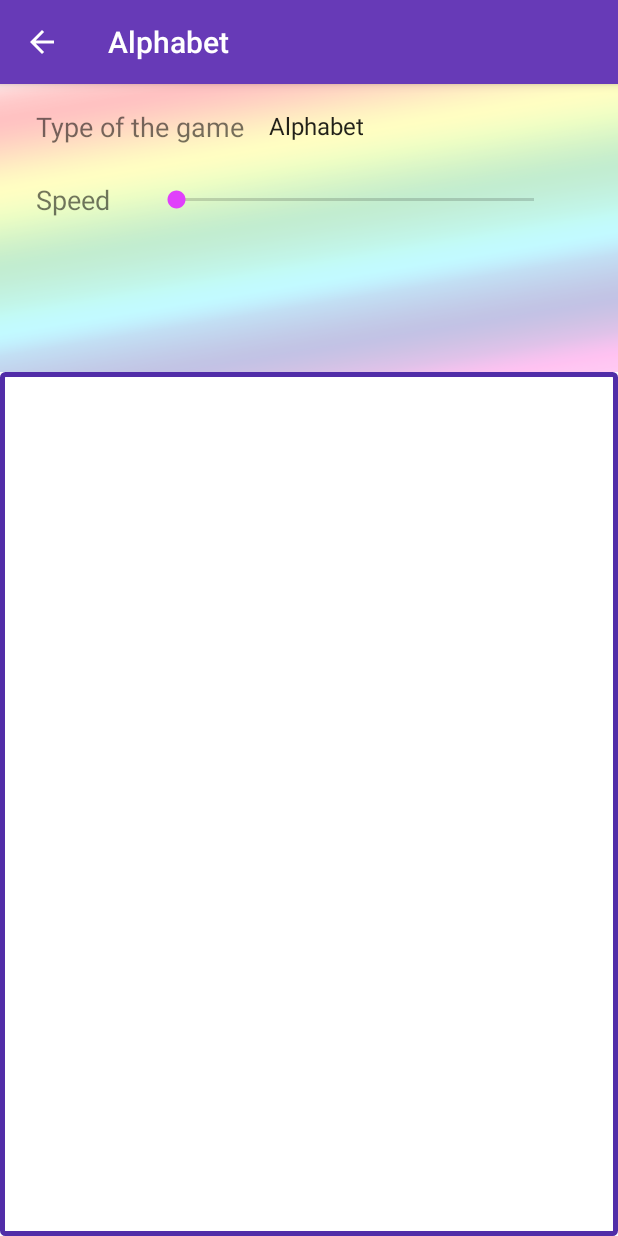
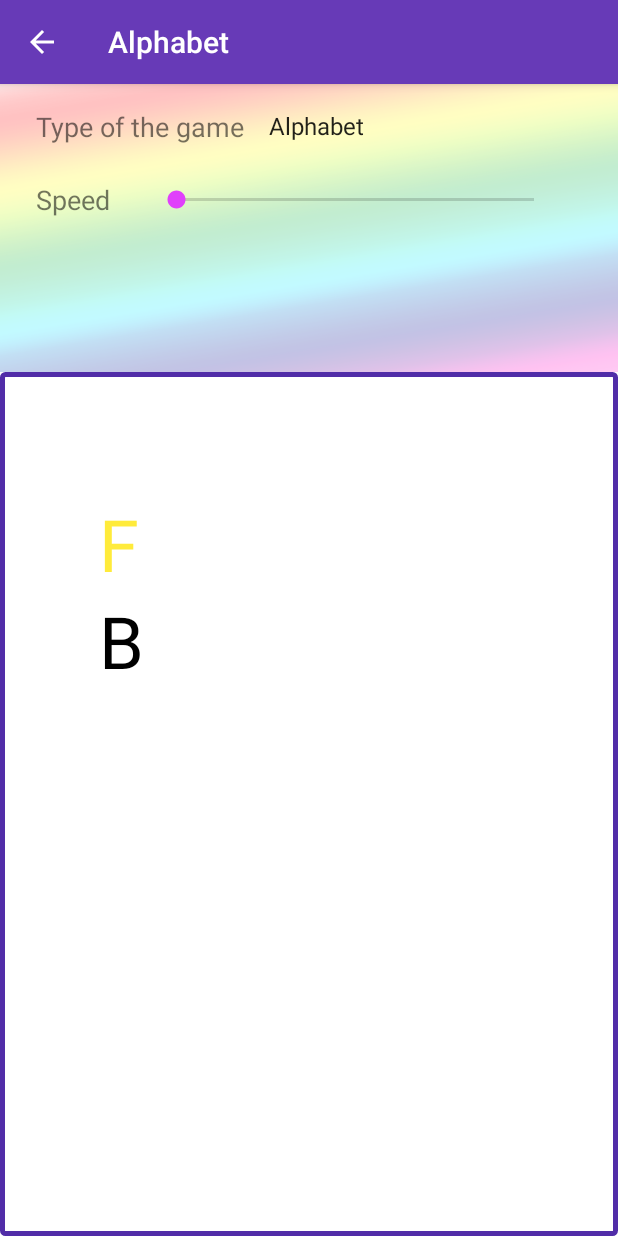
Before and after one commit to oksvik/ColorfulMind, an Android app: the AlphabetActivity screen opened directly, with no data from a screen before it, on a phone screen of 412 x 824 dp. Run offline under Robolectric (Android 15) with nearby library versions, the phone set to English and light mode, and no system bars.

Commit message:
Alphabet activity - working version

```diff
--- a/app/src/main/java/com/dudar/colorfulmind/AlphabetActivity.java
+++ b/app/src/main/java/com/dudar/colorfulmind/AlphabetActivity.java
@@ -19,8 +19,8 @@ import java.util.Random;
 
 public class AlphabetActivity extends AppCompatActivity implements AdapterView.OnItemSelectedListener, SeekBar.OnSeekBarChangeListener {
 
-    TextView rainbowTextView, alphabetLetter0, alphabetLetter1, alphabetLetter2, alphabetLetter3;
-    TextView alphabetRLB1, alphabetRLB2, alphabetRLB3, alphabetRLB4;
+    TextView rainbowTextView, alphabetLetter0, alphabetLetter1, alphabetLetter2, alphabetLetter3,alphabetLetter4;
+    TextView alphabetRLB0, alphabetRLB1, alphabetRLB2, alphabetRLB3,alphabetRLB4;
     Spinner gameTypeSpinner;
     SeekBar speedSeekBar;
 
@@ -38,10 +38,20 @@ public class AlphabetActivity extends AppCompatActivity implements AdapterView.O
     static final int SPEED_SEEKBAR_MAX_VALUE = 4;
     static final int SPEED_SEEKBAR_SIZE = SPEED_SEEKBAR_MAX_VALUE + 1;
 
+    static final int MAX_NUMBER_VALUE = 101;
+
     String[] colorsName;
     int[] colors;
     String[] hands;
+    String[] letters;
     int randomColor, randomName;
+    //int randomNumber;
+    //String randomHand;
+    //String randomLetter;
+
+    TextView[] textViewsNumbersAndLetters;
+    TextView[] textViewsRLBLetters;
+
 
     Random random;
     Handler handler;
@@ -58,6 +68,7 @@ public class AlphabetActivity extends AppCompatActivity implements AdapterView.O
         }
 
         initViews();
+        setLettersTextViewsInvisible();
 
         SharedPreferences prefs = getPreferences(MODE_PRIVATE);
         spinnerPosition = prefs.getInt(GAME_TYPE_SPINNER_KEY, GAME_TYPE_ALPHABET);
@@ -78,6 +89,7 @@ public class AlphabetActivity extends AppCompatActivity implements AdapterView.O
         colorsName = res.getStringArray(R.array.colors_name_array);
         colors = res.getIntArray(R.array.colors_array);
         hands = res.getStringArray(R.array.hands_array);
+        letters = res.getStringArray(R.array.letters_array);
 
         random = new Random();
         handler = new Handler();
@@ -90,26 +102,46 @@ public class AlphabetActivity extends AppCompatActivity implements AdapterView.O
         rainbowTextView.setVisibility(View.INVISIBLE);
 
         alphabetLetter0 = (TextView) findViewById(R.id.textViewLetter0);
-        alphabetLetter0.setVisibility(View.INVISIBLE);
         alphabetLetter1 = (TextView) findViewById(R.id.textViewLetter1);
-        alphabetLetter1.setVisibility(View.INVISIBLE);
         alphabetLetter2 = (TextView) findViewById(R.id.textViewLetter2);
-        alphabetLetter2.setVisibility(View.INVISIBLE);
         alphabetLetter3 = (TextView) findViewById(R.id.textViewLetter3);
-        alphabetLetter3.setVisibility(View.INVISIBLE);
+        alphabetLetter4 = (TextView) findViewById(R.id.textViewLetter4);
 
+        textViewsNumbersAndLetters = new TextView[5];
+        textViewsNumbersAndLetters[0] = alphabetLetter0;
+        textViewsNumbersAndLetters[1] = alphabetLetter1;
+        textViewsNumbersAndLetters[2] = alphabetLetter2;
+        textViewsNumbersAndLetters[3] = alphabetLetter3;
+        textViewsNumbersAndLetters[4] = alphabetLetter4;
+
+        alphabetRLB0 = (TextView) findViewById(R.id.textViewRLB0);
         alphabetRLB1 = (TextView) findViewById(R.id.textViewRLB1);
-        alphabetRLB1.setVisibility(View.INVISIBLE);
         alphabetRLB2 = (TextView) findViewById(R.id.textViewRLB2);
-        alphabetRLB2.setVisibility(View.INVISIBLE);
         alphabetRLB3 = (TextView) findViewById(R.id.textViewRLB3);
-        alphabetRLB3.setVisibility(View.INVISIBLE);
         alphabetRLB4 = (TextView) findViewById(R.id.textViewRLB4);
-        alphabetRLB4.setVisibility(View.INVISIBLE);
-
+        textViewsRLBLetters = new TextView[5];
+        textViewsRLBLetters[0] = alphabetRLB0;
+        textViewsRLBLetters[1] = alphabetRLB1;
+        textViewsRLBLetters[2] = alphabetRLB2;
+        textViewsRLBLetters[3] = alphabetRLB3;
+        textViewsRLBLetters[4] = alphabetRLB4;
 
         gameTypeSpinner = (Spinner) findViewById(R.id.spinner);
         speedSeekBar = (SeekBar) findViewById(R.id.speedSeekBar);
+    }
+
+    private void setLettersTextViewsInvisible() {
+        alphabetLetter0.setVisibility(View.INVISIBLE);
+        alphabetLetter1.setVisibility(View.INVISIBLE);
+        alphabetLetter2.setVisibility(View.INVISIBLE);
+        alphabetLetter3.setVisibility(View.INVISIBLE);
+        alphabetLetter4.setVisibility(View.INVISIBLE);
+
+        alphabetRLB0.setVisibility(View.INVISIBLE);
+        alphabetRLB1.setVisibility(View.INVISIBLE);
+        alphabetRLB2.setVisibility(View.INVISIBLE);
+        alphabetRLB3.setVisibility(View.INVISIBLE);
+        alphabetRLB4.setVisibility(View.INVISIBLE);
     }
 
     @Override
@@ -134,7 +166,7 @@ public class AlphabetActivity extends AppCompatActivity implements AdapterView.O
     };
 
     private void changeRainbowText() {
-        //Log.i("runnable", "rainbow");
+        setLettersTextViewsInvisible();
 
         randomName = random.nextInt(colorsName.length);
         randomColor = random.nextInt(colors.length);
@@ -155,6 +187,13 @@ public class AlphabetActivity extends AppCompatActivity implements AdapterView.O
     };
 
     private void changeAlphabetLetters() {
+        String randomLetter, randomHand;
+
+        setLettersTextViewsInvisible();
+
+        randomLetter = letters[random.nextInt(letters.length)];
+        randomHand = hands[random.nextInt(hands.length)];
+        showLettersNumbers(randomLetter,randomHand);
 
     }
 
@@ -168,7 +207,28 @@ public class AlphabetActivity extends AppCompatActivity implements AdapterView.O
     };
 
     private void changeNumbers() {
+        int randomNumber;
+        String randomHand;
 
+        setLettersTextViewsInvisible();
+
+        randomNumber = random.nextInt(MAX_NUMBER_VALUE);
+        randomHand = hands[random.nextInt(hands.length)];
+        //Log.i("randon number", String.valueOf(randomNumber));
+        //Log.i("randon hand", randomHand);
+
+        showLettersNumbers(String.valueOf(randomNumber),randomHand);
+
+    }
+
+    private void showLettersNumbers(String topTextViewValue, String bottomTextViewValue) {
+        int randTag = random.nextInt(5);
+        textViewsNumbersAndLetters[randTag].setVisibility(View.VISIBLE);
+        textViewsNumbersAndLetters[randTag].setText(topTextViewValue);
+        textViewsNumbersAndLetters[randTag].setTextColor(colors[random.nextInt(colors.length)]);
+        textViewsRLBLetters[randTag].setVisibility(View.VISIBLE);
+        textViewsRLBLetters[randTag].setText(bottomTextViewValue);
+        textViewsRLBLetters[randTag].setTextColor(colors[random.nextInt(colors.length)]);
     }
 
     private void startRepeatingTask(int gameType) {
@@ -264,7 +324,7 @@ public class AlphabetActivity extends AppCompatActivity implements AdapterView.O
     }
 
     private void calculateSpeedInMillisec() {
-        double speedDouble =(double) (SPEED_SEEKBAR_SIZE - speedPosition) / 2;
+        double speedDouble = (double) (SPEED_SEEKBAR_SIZE - speedPosition) / 2;
         Log.i("Speed double", String.valueOf(speedDouble));
 
         speedInMillisec = (long) (speedDouble * 1000);
--- a/app/src/main/res/layout/activity_alphabet.xml
+++ b/app/src/main/res/layout/activity_alphabet.xml
@@ -86,90 +86,113 @@
         android:id="@+id/textViewRainbow"
         android:layout_width="0dp"
         android:layout_height="wrap_content"
-        android:text="rainbow"
         android:textAlignment="center"
-        android:textSize="48sp"
+        android:textSize="60sp"
         app:layout_constraintBottom_toBottomOf="parent"
         app:layout_constraintEnd_toStartOf="@+id/guidelineRightMargin"
         app:layout_constraintStart_toStartOf="@+id/guidelineLeftMargin"
         app:layout_constraintTop_toTopOf="@+id/guidelineMainDevider"
-        app:layout_constraintVertical_bias="0.522" />
+        app:layout_constraintVertical_bias="0.522"
+        tools:text="rainbow" />
 
     <TextView
         android:id="@+id/textViewLetter0"
         android:layout_width="wrap_content"
         android:layout_height="wrap_content"
         android:tag="0"
-        android:text="0"
-        android:textSize="30sp"
+        android:textSize="48sp"
         app:layout_constraintStart_toStartOf="@+id/guideline17"
-        app:layout_constraintTop_toBottomOf="@+id/guideline19" />
+        app:layout_constraintTop_toBottomOf="@+id/guideline19"
+        tools:text="0" />
 
     <TextView
-        android:id="@+id/textViewRLB1"
+        android:id="@+id/textViewRLB0"
         android:layout_width="wrap_content"
         android:layout_height="wrap_content"
-        android:text="RLB1"
-        android:textSize="30sp"
+        android:textSize="48sp"
         app:layout_constraintStart_toStartOf="@+id/guideline17"
-        app:layout_constraintTop_toBottomOf="@+id/textViewLetter0" />
+        app:layout_constraintTop_toBottomOf="@+id/textViewLetter0"
+        tools:text="RLB0" />
 
     <TextView
         android:id="@+id/textViewLetter1"
         android:layout_width="wrap_content"
         android:layout_height="wrap_content"
         android:tag="1"
-        android:text="1"
-        android:textSize="30sp"
+        android:textSize="48sp"
         app:layout_constraintStart_toStartOf="@+id/guideline18"
-        app:layout_constraintTop_toTopOf="@+id/guideline19" />
+        app:layout_constraintTop_toTopOf="@+id/guideline19"
+        tools:text="1" />
 
     <TextView
-        android:id="@+id/textViewRLB2"
+        android:id="@+id/textViewRLB1"
         android:layout_width="wrap_content"
         android:layout_height="wrap_content"
-        android:text="RLB2"
-        android:textSize="30sp"
+        android:textSize="48sp"
         app:layout_constraintStart_toStartOf="@+id/guideline18"
-        app:layout_constraintTop_toBottomOf="@+id/textViewLetter1" />
+        app:layout_constraintTop_toBottomOf="@+id/textViewLetter1"
+        tools:text="RLB1" />
 
     <TextView
         android:id="@+id/textViewLetter2"
         android:layout_width="wrap_content"
         android:layout_height="wrap_content"
         android:tag="2"
-        android:text="2"
-        android:textSize="30sp"
+        android:textSize="48sp"
         app:layout_constraintStart_toStartOf="@+id/guideline17"
-        app:layout_constraintTop_toTopOf="@+id/guideline20" />
+        app:layout_constraintTop_toTopOf="@+id/guideline20"
+        tools:text="2" />
 
     <TextView
-        android:id="@+id/textViewRLB3"
+        android:id="@+id/textViewRLB2"
         android:layout_width="wrap_content"
         android:layout_height="wrap_content"
-        android:text="RLB3"
-        android:textSize="30sp"
+        android:textSize="48sp"
         app:layout_constraintStart_toStartOf="@+id/guideline17"
-        app:layout_constraintTop_toBottomOf="@+id/textViewLetter2" />
+        app:layout_constraintTop_toBottomOf="@+id/textViewLetter2"
+        tools:text="RLB2" />
 
     <TextView
         android:id="@+id/textViewLetter3"
         android:layout_width="wrap_content"
         android:layout_height="wrap_content"
         android:tag="3"
-        android:text="3"
-        android:textSize="30sp"
+        android:textSize="48sp"
         app:layout_constraintStart_toStartOf="@+id/guideline18"
-        app:layout_constraintTop_toTopOf="@+id/guideline20" />
+        app:layout_constraintTop_toTopOf="@+id/guideline20"
+        tools:text="3" />
+
+    <TextView
+        android:id="@+id/textViewRLB3"
+        android:layout_width="wrap_content"
+        android:layout_height="wrap_content"
+        android:textSize="48sp"
+        app:layout_constraintStart_toStartOf="@+id/guideline18"
+        app:layout_constraintTop_toBottomOf="@+id/textViewLetter3"
+        tools:text="RLB3" />
+
+    <TextView
+        android:id="@+id/textViewLetter4"
+        android:layout_width="wrap_content"
+        android:layout_height="wrap_content"
+        android:layout_marginEnd="8dp"
+        android:layout_marginStart="8dp"
+        android:layout_marginTop="8dp"
+        android:textSize="48sp"
+        app:layout_constraintEnd_toStartOf="@+id/guidelineRightMargin"
+        app:layout_constraintStart_toStartOf="@+id/guidelineLeftMargin"
+        app:layout_constraintTop_toBottomOf="@+id/textViewRLB0"
+        tools:text="4" />
 
     <TextView
         android:id="@+id/textViewRLB4"
         android:layout_width="wrap_content"
         android:layout_height="wrap_content"
-        android:text="RLB4"
-        android:textSize="30sp"
-        app:layout_constraintStart_toStartOf="@+id/guideline18"
-        app:layout_constraintTop_toBottomOf="@+id/textViewLetter3" />
+        android:textSize="48sp"
+        app:layout_constraintEnd_toStartOf="@+id/guidelineRightMargin"
+        app:layout_constraintStart_toStartOf="@+id/guidelineLeftMargin"
+        app:layout_constraintTop_toBottomOf="@+id/textViewLetter4"
+        tools:text="RLB4" />
 
     <android.support.constraint.Guideline
         android:id="@+id/guideline17"
@@ -204,7 +227,7 @@
         android:layout_width="wrap_content"
         android:layout_height="wrap_content"
         android:layout_marginStart="8dp"
-        android:text="Type of the game"
+        android:text="@string/game_type"
         android:textSize="18sp"
         app:layout_constraintStart_toStartOf="@+id/guidelineLeftMargin"
         app:layout_constraintTop_toTopOf="@+id/guidelineTopMargin" />
@@ -216,9 +239,11 @@
         android:layout_marginStart="8dp"
         android:layout_marginTop="24dp"
         android:paddingRight="20dp"
-        android:text="Speed"
+        android:text="@string/speed"
         android:textSize="18sp"
         app:layout_constraintStart_toStartOf="@+id/guidelineLeftMargin"
         app:layout_constraintTop_toBottomOf="@+id/textView" />
 
+
+
 </android.support.constraint.ConstraintLayout>
--- a/app/src/main/res/values/arrays.xml
+++ b/app/src/main/res/values/arrays.xml
@@ -73,4 +73,38 @@
         <item>@string/left</item>
         <item>@string/both</item>
     </array>
+
+    <array name="letters_array">
+        <item>@string/letter1</item>
+        <item>@string/letter2</item>
+        <item>@string/letter3</item>
+        <item>@string/letter4</item>
+        <item>@string/letter5</item>
+        <item>@string/letter6</item>
+        <item>@string/letter7</item>
+        <item>@string/letter8</item>
+        <item>@string/letter9</item>
+        <item>@string/letter10</item>
+        <item>@string/letter11</item>
+        <item>@string/letter12</item>
+        <item>@string/letter13</item>
+        <item>@string/letter14</item>
+        <item>@string/letter15</item>
+        <item>@string/letter16</item>
+        <item>@string/letter17</item>
+        <item>@string/letter18</item>
+        <item>@string/letter19</item>
+        <item>@string/letter20</item>
+        <item>@string/letter21</item>
+        <item>@string/letter22</item>
+        <item>@string/letter23</item>
+        <item>@string/letter24</item>
+        <item>@string/letter25</item>
+        <item>@string/letter26</item>
+        <item>@string/letter27</item>
+        <item>@string/letter28</item>
+        <item>@string/letter29</item>
+        <item>@string/letter30</item>
+        <item>@string/letter31</item>
+    </array>
 </resources>
--- a/app/src/main/res/values/strings.xml
+++ b/app/src/main/res/values/strings.xml
@@ -3,6 +3,9 @@
     <string name="rainbow">Rainbow</string>
     <string name="alphabet">Alphabet</string>
     <string name="numbers">Numbers</string>
+
+    <string name="game_type">Type of the game</string>
+    <string name="speed">Speed</string>
 
     <string name="logic_of_colors">Logic of colors</string>
 
@@ -26,4 +29,36 @@
     <string name="left">L</string>
     <string name="both">B</string>
 
+    <string name="letter1">A</string>
+    <string name="letter2">B</string>
+    <string name="letter3">C</string>
+    <string name="letter4">D</string>
+    <string name="letter5">E</string>
+    <string name="letter6">F</string>
+    <string name="letter7">G</string>
+    <string name="letter8">H</string>
+    <string name="letter9">I</string>
+    <string name="letter10">J</string>
+    <string name="letter11">K</string>
+    <string name="letter12">L</string>
+    <string name="letter13">M</string>
+    <string name="letter14">N</string>
+    <string name="letter15">O</string>
+    <string name="letter16">P</string>
+    <string name="letter17">Q</string>
+    <string name="letter18">R</string>
+    <string name="letter19">S</string>
+    <string name="letter20">T</string>
+    <string name="letter21">U</string>
+    <string name="letter22">V</string>
+    <string name="letter23">W</string>
+    <string name="letter24">X</string>
+    <string name="letter25">Y</string>
+    <string name="letter26">Z</string>
+    <string name="letter27">A</string>
+    <string name="letter28">I</string>
+    <string name="letter29">Y</string>
+    <string name="letter30">Q</string>
+    <string name="letter31">W</string>
+
 </resources>
```
Also changed, not shown: 2 other files.
